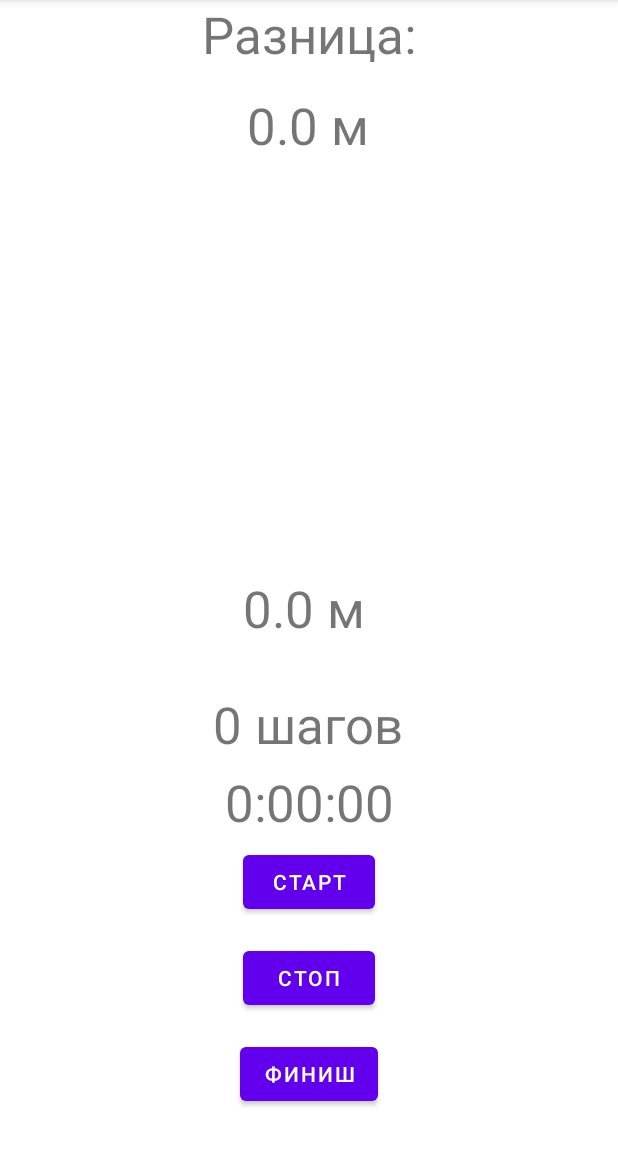
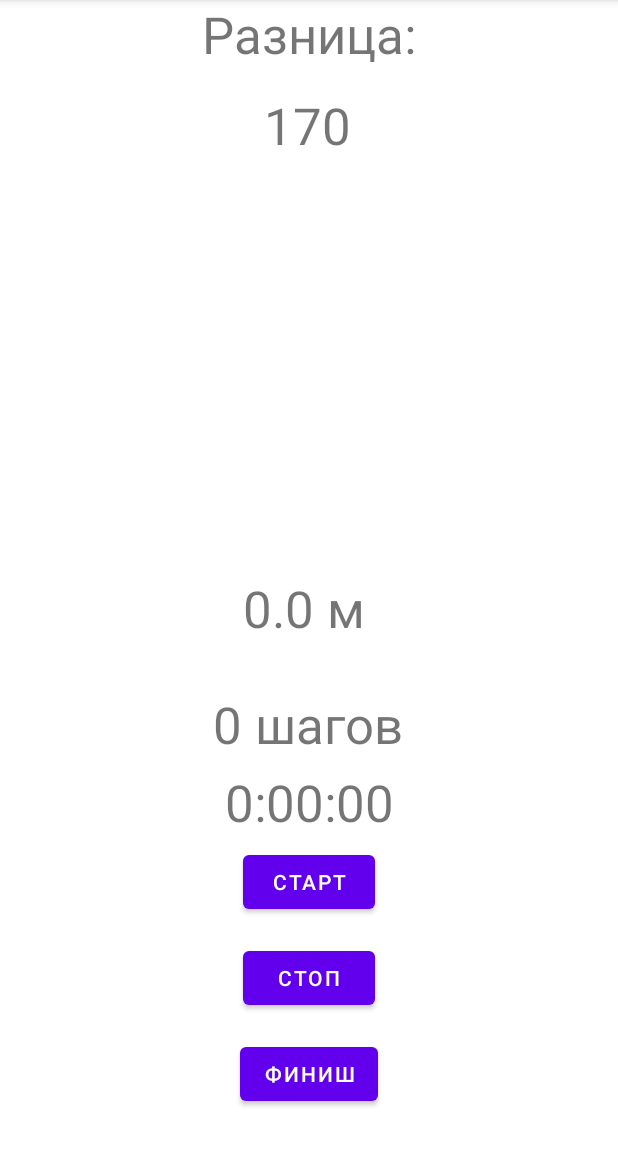
Before and after one commit to nzelenyy/RunningApp, an Android app: the FirstResults screen opened directly, with no data from a screen before it, after a tap on "СОРЕВНОВАНИЕ С ПОСЛЕДНИМ РЕЗУЛЬТАТОМ", on a phone screen of 412 x 824 dp, the part 84-1236 px from its top. Run offline under Robolectric (Android 15) with nearby library versions, the phone set to English and light mode, and no system bars; 2 statements that could not run were skipped.

Commit message:
Updated Intent Communication

```diff
--- a/app/src/main/java/com/example/runningapp/FirstResults.java
+++ b/app/src/main/java/com/example/runningapp/FirstResults.java
@@ -9,47 +9,38 @@ import android.widget.TextView;
 
 public class FirstResults extends AppCompatActivity {
 
-    private TextView textDistance;
-    private TextView textSteps;
-    private TextView textTime;
 
-    private double[] Dist;
-
-    private String stringSeconds;
-    private int height;
-    private String stringHeight;
-
+    private RunRecord old_run;
 
     @Override
     protected void onCreate(Bundle savedInstanceState) {
         super.onCreate(savedInstanceState);
         setContentView(R.layout.activity_first_results);
 
-        textDistance = (TextView) findViewById(R.id.textDistance);
-        textSteps = (TextView) findViewById(R.id.textSteps);
-        textTime = (TextView) findViewById(R.id.textTime);
+        TextView textDistance;
+        TextView textSteps;
+        TextView textTime;
 
-        Dist = getIntent().getDoubleArrayExtra("dist");
 
-        stringSeconds = getIntent().getStringExtra("seconds");
+        textDistance = findViewById(R.id.textDistance);
+        textSteps =  findViewById(R.id.textSteps);
+        textTime = findViewById(R.id.textTime);
 
-        for (int i = Integer.parseInt(stringSeconds)+1; i < Dist.length; i++)
-        {
-            Dist[i] = Dist[Integer.parseInt(stringSeconds)];
-        }
+        old_run = (RunRecord) getIntent().getSerializableExtra("old_run");
 
-        height = getIntent().getIntExtra("height2", 170);
-        stringHeight = Integer.toString(height);
 
-        textDistance.setText(String.format("%.1f", Dist[Integer.parseInt(stringSeconds)]) + " м");
-        textSteps.setText(getIntent().getStringExtra("steps") + " шагов");
-        textTime.setText(getIntent().getStringExtra("seconds") + " c");
+
+        String Distance_text=old_run.GetDistanceOnTick(old_run.GetTicksAmount()) + " м", Steps_text = old_run.GetCurrentStepCount() + " шагов", Time_text = old_run.GetTicksAmount() + " c";
+        textDistance.setText(Distance_text);
+        textSteps.setText(Steps_text);
+        textTime.setText(Time_text);
     }
 
     public void competition (View view) {
         Intent intent1 = new Intent (this, TimeStepCounter.class);
-        intent1.putExtra("comp_dist", Dist);
-        intent1.putExtra("height", stringHeight);
+        intent1.putExtra("old_run", old_run);
+        intent1.putExtra("height", old_run.GetHeight());
+
         startActivity(intent1);
     }
 
--- a/app/src/main/java/com/example/runningapp/MainActivity.java
+++ b/app/src/main/java/com/example/runningapp/MainActivity.java
@@ -33,10 +33,9 @@ public class MainActivity extends AppCompatActivity {
         Intent intent = new Intent(this, TimeStepCounter.class);
         //RunRecord old_run = RunRecord(Integer.valueOf(height.getText()));
         RunRecord old_run = new RunRecord();
-        ArrayList old_run_to_send = old_run.GetArrayList();
-        intent.putExtra("old_run", old_run_to_send);
-        intent.putExtra("height", height.getText().toString()); // передаем введенный рост
-        //intent.putExtra("zero_dist", zeroDist); //передаем массив с нулями
+        intent.putExtra("old_run", old_run);
+        if(height.getText().length()<2) intent.putExtra("height", 175);
+        else intent.putExtra("height", Integer.valueOf(height.getText().toString()));
         startActivity(intent);
     }
 }
--- a/app/src/main/java/com/example/runningapp/RunRecord.java
+++ b/app/src/main/java/com/example/runningapp/RunRecord.java
@@ -1,14 +1,11 @@
 package com.example.runningapp;
 
+import java.io.Serializable;
 import java.util.ArrayList;
 
-/*
- рост, старый забег,
-*/
 
-public class RunRecord extends TimeStepCounter {
-    private int _height;
-    private ArrayList _records;
+public class RunRecord extends TimeStepCounter implements Serializable {
+    private int _height;private ArrayList _records;
     private int _ticks_amount;
     private int _current_steps_amount;
     private int _current_run_steps_amount;
@@ -42,8 +39,6 @@ public class RunRecord extends TimeStepCounter {
         _current_steps_amount = 0;
         _ticks_amount = 0;
     }
-
-    ;
 
     boolean AddRunStep(int new_time) {
         while(_ticks_amount< new_time+1)
@@ -80,7 +75,7 @@ public class RunRecord extends TimeStepCounter {
 
     int GetCurrentStepCount()
     {
-        return _ticks_amount;
+        return _current_steps_amount+_current_run_steps_amount;
     }
 
     ArrayList GetArrayList()
@@ -92,4 +87,8 @@ public class RunRecord extends TimeStepCounter {
     {
         return _height;
     }
+
+    int GetTicksAmount(){
+        return _ticks_amount;
+    }
 }
--- a/app/src/main/java/com/example/runningapp/TimeStepCounter.java
+++ b/app/src/main/java/com/example/runningapp/TimeStepCounter.java
@@ -52,17 +52,18 @@ public class TimeStepCounter extends AppCompatActivity{
         super.onCreate(savedInstanceState);
         setContentView(R.layout.activity_time_step_counter);
 
-        String stringHeight = getIntent().getStringExtra("height"); // считали рост
+        int height = getIntent().getIntExtra("height", 170);// считали рост
 
-        currentRun = new RunRecord(Integer.parseInt(stringHeight));
+        currentRun = new RunRecord(height);
         //zeroStep = ((double)height)/400 + 0.37; // посчитали "нулевой шаг
         // Вынести все ниже в 1 структуру в качестве аргумента, в creator написать заполнение нулями, удалить 50-53
-        ArrayList old_run_data = getIntent().getParcelableExtra("old_run");
-        if (old_run_data==null)
-        {
-            prevRun = new RunRecord();
-        }
-        else prevRun = new RunRecord(old_run_data);
+        //ArrayList old_run_data = getIntent().getParcelableExtra("old_run_array");
+        //if (old_run_data==null)
+        //{
+            //prevRun = new RunRecord();
+        //}
+        //else prevRun = new RunRecord(old_run_data);
+        prevRun = (RunRecord) getIntent().getSerializableExtra("old_run");
         //double[] compDist = getIntent().getDoubleArrayExtra("comp_dist"); // считали массив, с которым будем сорвеноваться из FirstResults
         //if (compDist != null) // если этот массив не null (то есть мы перешли из FirstResults, a не из MainActivity), то соревнуемся с ним
         //{
@@ -95,7 +96,7 @@ public class TimeStepCounter extends AppCompatActivity{
             constraintLayout.addView(N_Pr);
             pb_Array.add(N_Pr);
         }
-
+        Diff.setText(currentRun.GetHeight()+"");
         // шагомер:
         SensorEventListener stepDetector = new SensorEventListener() {
             @Override
@@ -175,10 +176,7 @@ public class TimeStepCounter extends AppCompatActivity{
         running = false;
 
         Intent intent = new Intent(this, FirstResults.class);
-        //intent.putExtra("steps", Integer.toString((stepCount - 1))); // передаем количество шагов
-        //intent.putExtra("seconds", Integer.toString((int) seconds)); // передаем количество секунд
-        //intent.putExtra("dist", Dist); // передаем массив расстояний
-        //intent.putExtra("height2", height); // передаем рост
+        intent.putExtra("old_run", currentRun);
         startActivity(intent); // переходим в FirstResults
     }
 
```
